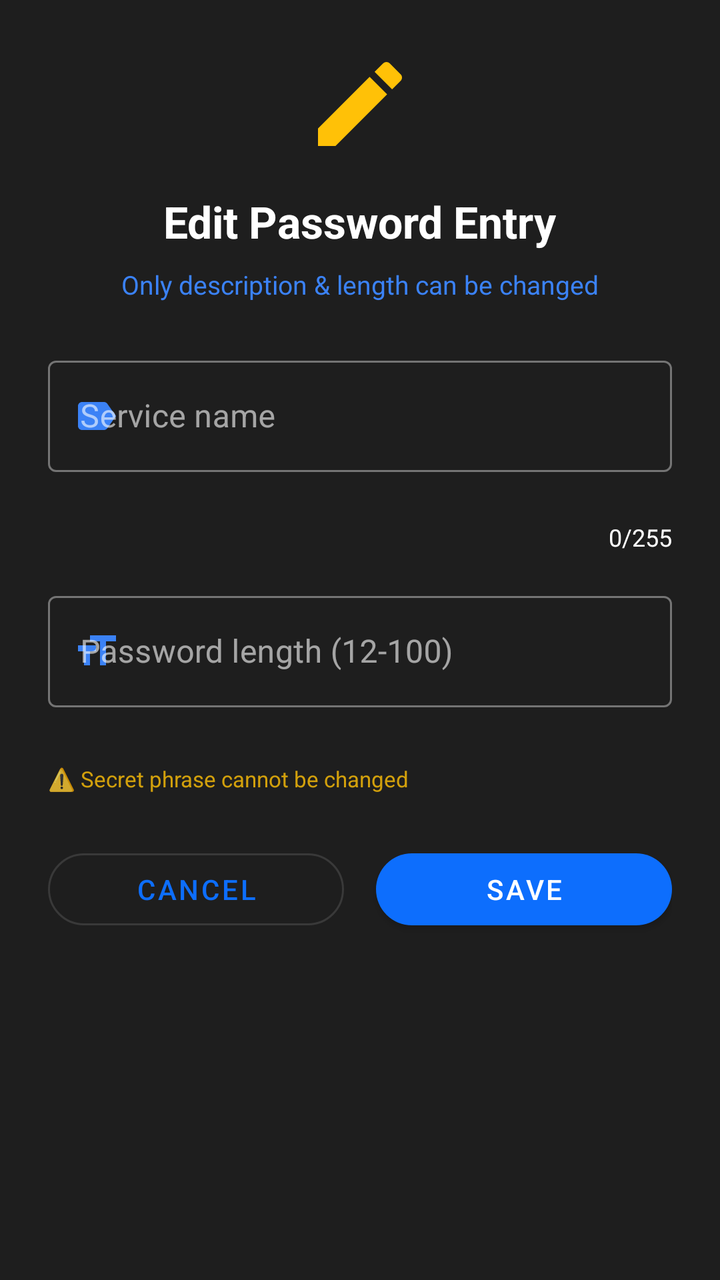
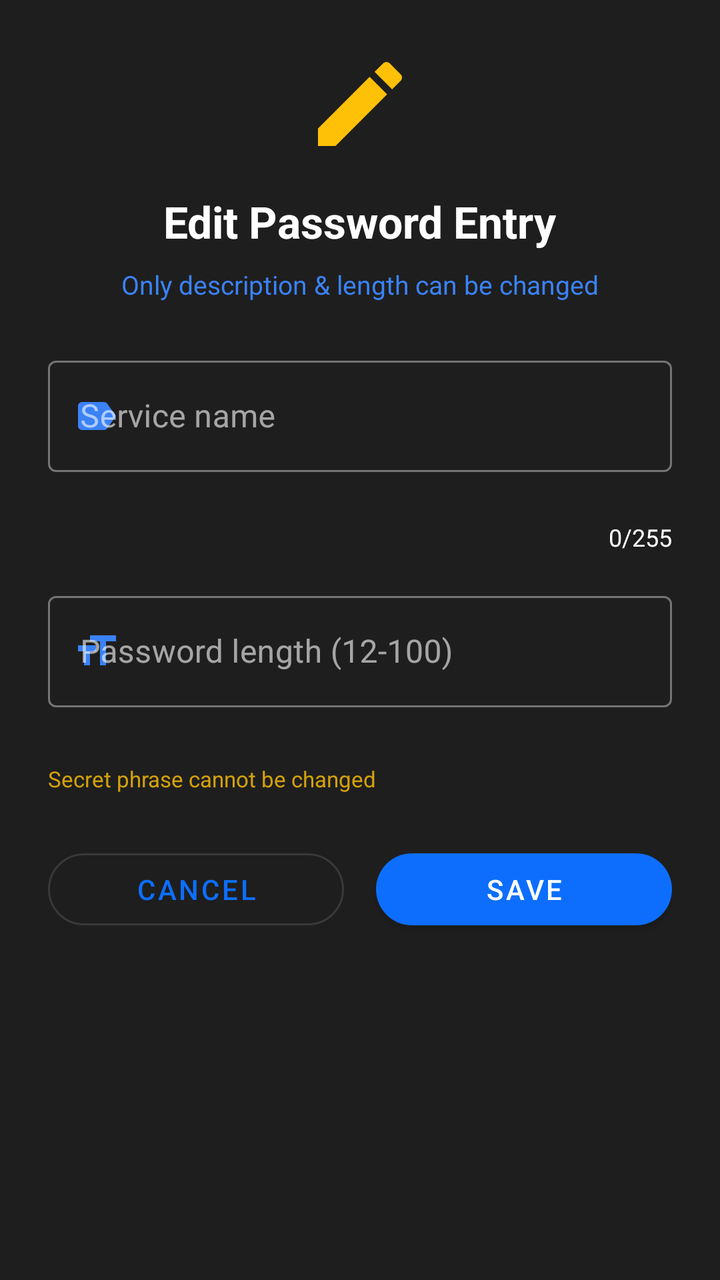

An Android layout rendered at two revisions. The XML below is the earlier revision; the diff shows what the commit changed to produce the second picture.
<!-- AndroidManifest.xml: application theme Theme.SmartPasswordManager -->
<!-- res/layout/dialog_edit_custom.xml -->
<?xml version="1.0" encoding="utf-8"?>
<LinearLayout xmlns:android="http://schemas.android.com/apk/res/android"
    xmlns:app="http://schemas.android.com/apk/res-auto"
    android:layout_width="match_parent"
    android:layout_height="wrap_content"
    android:orientation="vertical"
    android:padding="24dp"
    android:background="@color/dark_surface">

    <ImageView
        android:layout_width="56dp"
        android:layout_height="56dp"
        android:layout_gravity="center"
        android:src="@drawable/ic_edit"
        android:layout_marginBottom="16dp"
        app:tint="#FFC107" />

    <TextView
        android:layout_width="wrap_content"
        android:layout_height="wrap_content"
        android:layout_gravity="center"
        android:text="Edit Password Entry"
        android:textSize="22sp"
        android:textStyle="bold"
        android:textColor="@color/white"
        android:layout_marginBottom="8dp" />

    <TextView
        android:layout_width="wrap_content"
        android:layout_height="wrap_content"
        android:layout_gravity="center"
        android:text="Only description &amp; length can be changed"
        android:textSize="13sp"
        android:textColor="@color/primary_blue_light"
        android:layout_marginBottom="24dp" />

    <com.google.android.material.textfield.TextInputLayout
        android:id="@+id/descriptionLayout"
        android:layout_width="match_parent"
        android:layout_height="wrap_content"
        android:hint="Service name"
        app:startIconDrawable="@drawable/ic_label"
        app:startIconTint="@color/primary_blue_light"
        app:endIconMode="clear_text"
        app:errorEnabled="true"
        style="@style/Widget.MaterialComponents.TextInputLayout.OutlinedBox">

        <com.google.android.material.textfield.TextInputEditText
            android:id="@+id/entryDescription"
            android:layout_width="match_parent"
            android:layout_height="wrap_content"
            android:inputType="text"
            android:maxLength="255"
            android:maxLines="1" />

        <TextView
            android:id="@+id/charCounter"
            android:layout_width="wrap_content"
            android:layout_height="wrap_content"
            android:layout_gravity="end"
            android:layout_marginTop="4dp"
            android:text="0/255"
            android:textSize="12sp"
            android:textColor="@android:color/white" />

    </com.google.android.material.textfield.TextInputLayout>

    <com.google.android.material.textfield.TextInputLayout
        android:id="@+id/lengthLayout"
        android:layout_width="match_parent"
        android:layout_height="wrap_content"
        android:layout_marginTop="16dp"
        android:hint="Password length (12-100)"
        app:startIconDrawable="@drawable/ic_format_size"
        app:startIconTint="@color/primary_blue_light"
        app:endIconMode="clear_text"
        app:errorEnabled="true"
        style="@style/Widget.MaterialComponents.TextInputLayout.OutlinedBox">

        <com.google.android.material.textfield.TextInputEditText
            android:id="@+id/entryLength"
            android:layout_width="match_parent"
            android:layout_height="wrap_content"
            android:inputType="number"
            android:maxLength="3"
            android:textColor="@color/white" />

    </com.google.android.material.textfield.TextInputLayout>

    <TextView
        android:layout_width="wrap_content"
        android:layout_height="wrap_content"
        android:layout_marginTop="8dp"
        android:text="⚠️ Secret phrase cannot be changed"
        android:textSize="11sp"
        android:textColor="#FFC107"
        android:alpha="0.8" />

    <LinearLayout
        android:layout_width="match_parent"
        android:layout_height="wrap_content"
        android:orientation="horizontal"
        android:layout_marginTop="24dp">

        <com.google.android.material.button.MaterialButton
            android:id="@+id/btnCancel"
            android:layout_width="0dp"
            android:layout_height="48dp"
            android:layout_weight="1"
            android:layout_marginEnd="8dp"
            android:text="CANCEL"
            app:cornerRadius="24dp"
            style="@style/Widget.MaterialComponents.Button.OutlinedButton" />

        <com.google.android.material.button.MaterialButton
            android:id="@+id/btnSave"
            android:layout_width="0dp"
            android:layout_height="48dp"
            android:layout_weight="1"
            android:layout_marginStart="8dp"
            android:text="SAVE"
            app:cornerRadius="24dp"
            style="@style/Widget.MaterialComponents.Button" />

    </LinearLayout>

</LinearLayout>
<!-- resources referenced by this layout -->
<resources>
  <color name="dark_surface">#1e1e1e</color>
  <color name="primary_blue_light">#3b82f6</color>
  <color name="white">#ffffff</color>
  <!-- drawable ic_edit (drawable) -->
  <vector xmlns:android="http://schemas.android.com/apk/res/android"
      android:width="24dp"
      android:height="24dp"
      android:viewportWidth="24"
      android:viewportHeight="24">
      <path
          android:fillColor="#FFFFFF"
          android:pathData="M3,17.25V21h3.75L17.81,9.94l-3.75,-3.75L3,17.25zM20.71,7.04c0.39,-0.39 0.39,-1.02 0,-1.41l-2.34,-2.34c-0.39,-0.39 -1.02,-0.39 -1.41,0l-1.83,1.83 3.75,3.75 1.83,-1.83z"/>
  </vector>
  <!-- drawable ic_format_size (drawable) -->
  <vector xmlns:android="http://schemas.android.com/apk/res/android"
      android:width="24dp"
      android:height="24dp"
      android:viewportWidth="24"
      android:viewportHeight="24">
      <path
          android:fillColor="#FFFFFF"
          android:pathData="M9,4v3h5v12h3V7h5V4H9zM3,12h3v7h3v-7h3V9H3v3z"/>
  </vector>
  <!-- drawable ic_label (drawable) -->
  <vector xmlns:android="http://schemas.android.com/apk/res/android"
      android:width="24dp"
      android:height="24dp"
      android:viewportWidth="24"
      android:viewportHeight="24">
      <path
          android:fillColor="#FFFFFF"
          android:pathData="M17.63,5.84C17.27,5.33 16.67,5 16,5L5,5.01C3.9,5.01 3,5.9 3,7v10c0,1.1 0.9,1.99 2,1.99L16,19c0.67,0 1.27,-0.33 1.63,-0.84L22,12l-4.37,-6.16z"/>
  </vector>
  <style name="Theme.SmartPasswordManager" parent="Theme.MaterialComponents.DayNight.NoActionBar">
          <item name="colorPrimary">@color/primary_blue</item>
          <item name="colorPrimaryVariant">@color/primary_blue_dark</item>
          <item name="colorOnPrimary">@color/white</item>
          <item name="colorSecondary">@color/primary_blue_light</item>
          <item name="colorOnSecondary">@color/white</item>
          <item name="android:colorBackground">@color/dark_background</item>
          <item name="colorSurface">@color/dark_surface</item>
          <item name="colorOnSurface">@color/white</item>
          <item name="materialAlertDialogTheme">@style/ThemeOverlay.MaterialComponents.MaterialAlertDialog</item>
      </style>
  <color name="primary_blue">#0d6efd</color>
  <color name="primary_blue_dark">#0a58ca</color>
  <color name="dark_background">#121212</color>
  <style name="ThemeOverlay.MaterialComponents.MaterialAlertDialog" parent="ThemeOverlay.MaterialComponents.MaterialAlertDialog" tools:ignore="PrivateResource,ResourceCycle">
          <item name="colorPrimary">@color/primary_blue</item>
          <item name="colorOnSurface">@color/white</item>
          <item name="colorSurface">@color/dark_surface</item>
      </style>
</resources>

<!-- the commit's change to res/layout/dialog_edit_custom.xml (unified diff, before → after) -->
@@ -91,7 +91,7 @@
         android:layout_width="wrap_content"
         android:layout_height="wrap_content"
         android:layout_marginTop="8dp"
-        android:text="⚠️ Secret phrase cannot be changed"
+        android:text="Secret phrase cannot be changed"
         android:textSize="11sp"
         android:textColor="#FFC107"
         android:alpha="0.8" />
